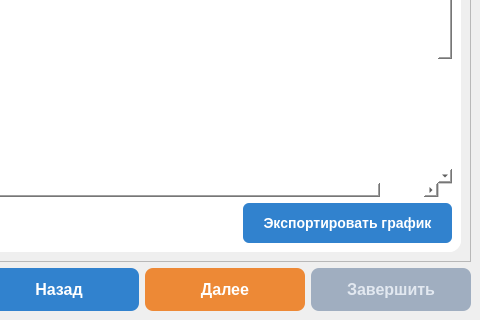
usatopolosato/lowcode_platform, file form/visualization.ui: the form before one commit; both pictures show x 661 to 1141 and y 380 to 700 of the 1141 by 700 pixel window.
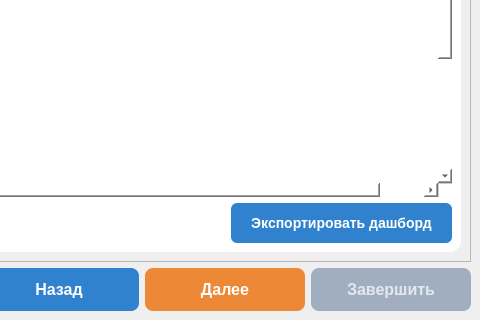
The form after the commit. The open tabs and pages were chosen to show the change. Icons and pictures are not drawn.

Commit message: исправлены label в визуализации добавлено предупреждение о том, что это тестовая версия

Patch:
```diff
--- a/form/visualization.ui
+++ b/form/visualization.ui
@@ -3245,7 +3245,7 @@
 }</string>
                 </property>
                 <property name="text">
-                 <string>Экспортировать график</string>
+                 <string>Экспортировать дашборд</string>
                 </property>
                </widget>
               </item>
```
Left out of the diff: 16 changed lines with no effect on the pictures. The commit also changes 1 other file.
